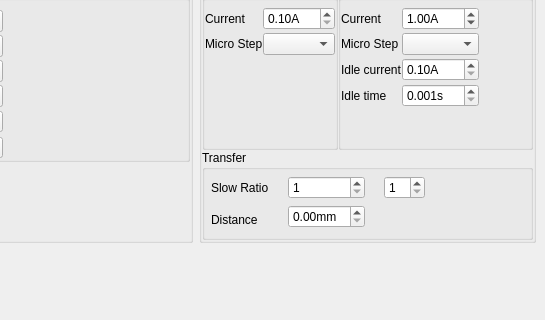
Above: source/wnd/ui/mrqaxes.ui from ww4u/megarobostudio before the change; both pictures show x 153 to 698 and y 191 to 511 of the 698 by 511 pixel window. Below: the same form after it.
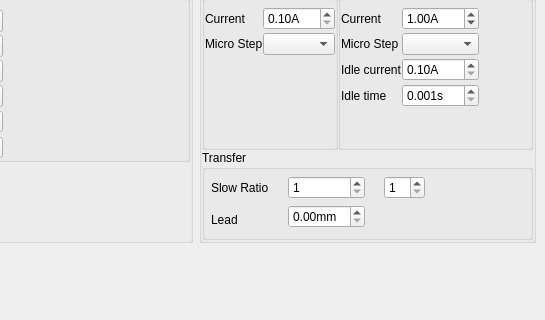
That is the form after the change. Icons and pictures are not drawn. Custom widgets are drawn as their Qt base class.

```diff
--- a/source/wnd/ui/mrqaxes.ui
+++ b/source/wnd/ui/mrqaxes.ui
@@ -808,7 +808,7 @@
            <item row="4" column="0" rowspan="2">
             <widget class="QLabel" name="label_20">
              <property name="text">
-              <string>Distance</string>
+              <string>Lead</string>
              </property>
             </widget>
            </item>
```
Left out of the diff: 8 changed lines with no effect on the pictures.
